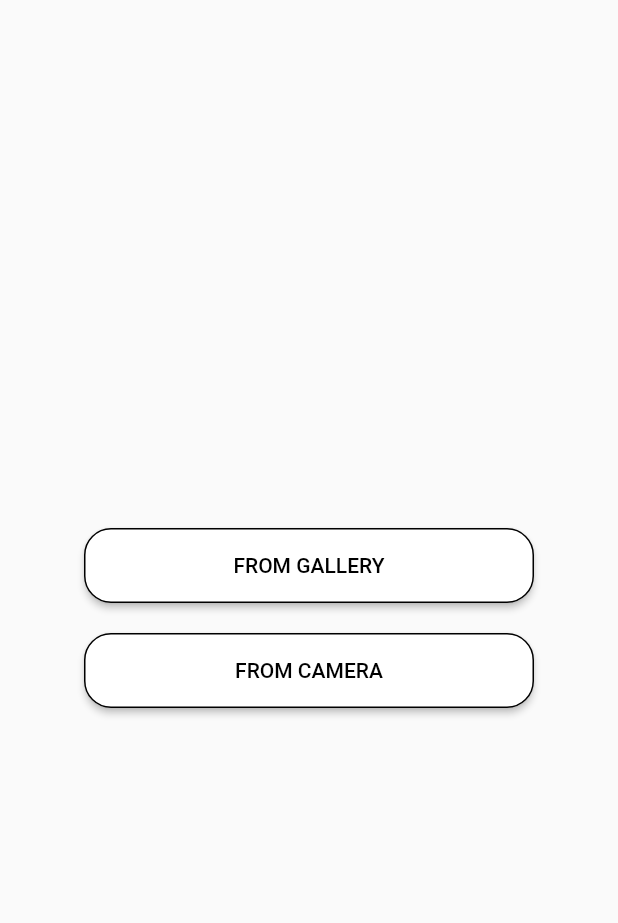
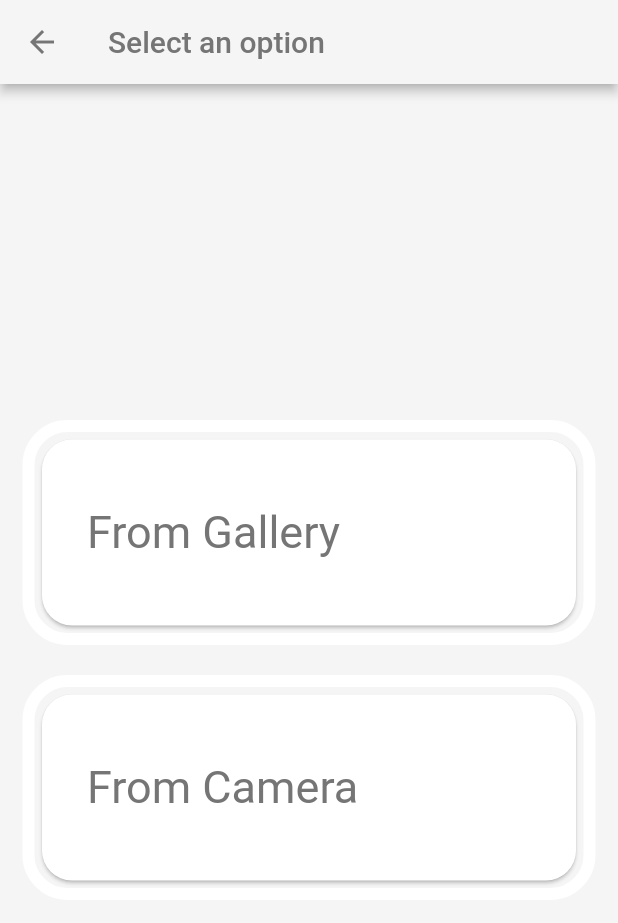
Before and after one commit to SilentCruzer/Lumos, a Flutter app: the ColorBlindHome screen opened directly, on a phone screen of 412 x 824 dp. Shown: the top 923 px of the screen. Run offline on Flutter 3.47's test engine with Material 2 defaults, Android fonts, the phone set to English and light mode, and no system bars; our stand-ins replace camera, flutter_icons, flutter_tts, geolocator, hexcolor, image_picker and 4 more; missing offline and left inert: animated_splash, colornames, shake, simple_ocr_plugin, telephony, tflite; accounts and stored records are empty.

Commit message:
Minor UI changes in color blind screen

```diff
--- a/lib/screens/color_blind/color_blind_home.dart
+++ b/lib/screens/color_blind/color_blind_home.dart
@@ -51,49 +51,104 @@ class _ColorBlindHomeState extends State<ColorBlindHome> {
   @override
   Widget build(BuildContext context) {
     return Scaffold(
+      backgroundColor: Colors.grey[100],
+      appBar: AppBar(
+        backgroundColor: Colors.grey[100],
+        elevation: 3,
+        title: Text(
+          'Select an option',
+          style: TextStyle(color: Colors.grey[600]),
+        ),
+        leading:
+          IconButton(
+            icon: Icon(
+              Icons.arrow_back,
+              color: Colors.grey[600],
+            ),
+            onPressed: () {},
+          ),
+      ),
       body: Center(
         child: SingleChildScrollView(
+          child: Padding(
+            padding: const EdgeInsets.only( left: 15.0, right: 15.0),
             child: Column(
               mainAxisAlignment: MainAxisAlignment.center,
               children: <Widget>[
-              Container(
-                width: 300,
-                height: 50,
-                child: ElevatedButton(
-                  onPressed: () => getImage(ImgSource.Gallery),
-                  style: ButtonStyle(
-                      backgroundColor: MaterialStateProperty.all<Color>(Colors.white),
-                      shape: MaterialStateProperty.all<RoundedRectangleBorder>(
-                          RoundedRectangleBorder(
-                              borderRadius: BorderRadius.circular(18.0),
-                              side: BorderSide(color: Colors.black)
+                InkWell(
+                  onTap: () => getImage(ImgSource.Gallery),
+                  child: Container(
+                    height: 150,
+                    width: double.infinity,
+                    decoration: BoxDecoration(
+                      border: Border.all(
+                        color: Colors.white,
+                        width: 8,
+                      ),
+                      borderRadius: BorderRadius.circular(30),
+                    ),
+                    child:Padding(
+                      padding: const EdgeInsets.all(1.0),
+                      child: Card(
+                        shape: RoundedRectangleBorder(borderRadius: BorderRadius.circular(20)),
+                        child: Padding(
+                            padding: const EdgeInsets.all(10.0),
+                            child: Row(
+                              children: <Widget>[
+                                Padding(
+                                  padding: const EdgeInsets.all(20.0),
+                                  child: new Container(
+                                    child: new Text('From Gallery',
+                                      style: TextStyle(
+                                          color: Colors.grey[600],
+                                          fontSize: 30
+                                      ),
+                                    ),
+                                  ),
                                 )
+                              ],
                             )
                         ),
-                  child: Text(
-                    "From Gallery".toUpperCase(),
-                    style: TextStyle(color: Colors.black),
+                      ),
                     ),
                   ),
                 ),
                 SizedBox(height: 20,),
-              Container(
-                width: 300,
-                height: 50,
-                child: ElevatedButton(
-                  onPressed: () => getImage(ImgSource.Camera),
-                  style: ButtonStyle(
-                      backgroundColor: MaterialStateProperty.all<Color>(Colors.white),
-                      shape: MaterialStateProperty.all<RoundedRectangleBorder>(
-                          RoundedRectangleBorder(
-                              borderRadius: BorderRadius.circular(18.0),
-                              side: BorderSide(color: Colors.black)
+                InkWell(
+                  onTap: () => getImage(ImgSource.Camera),
+                  child: Container(
+                    height: 150,
+                    width: double.infinity,
+                    decoration: BoxDecoration(
+                      border: Border.all(
+                        color: Colors.white,
+                        width: 8,
+                      ),
+                      borderRadius: BorderRadius.circular(30),
+                    ),
+                    child:Padding(
+                      padding: const EdgeInsets.all(1.0),
+                      child: Card(
+                        shape: RoundedRectangleBorder(borderRadius: BorderRadius.circular(20)),
+                        child: Padding(
+                            padding: const EdgeInsets.all(10.0),
+                            child: Row(
+                              children: <Widget>[
+                                Padding(
+                                  padding: const EdgeInsets.all(20.0),
+                                  child: new Container(
+                                    child: new Text('From Camera',
+                                      style: TextStyle(
+                                          color: Colors.grey[600],
+                                          fontSize: 30
+                                      ),
+                                    ),
+                                  ),
                                 )
+                              ],
                             )
                         ),
-                  child: Text(
-                    "From Camera".toUpperCase(),
-                    style: TextStyle(color: Colors.black),
+                      ),
                     ),
                   ),
                 ),
@@ -101,6 +156,7 @@ class _ColorBlindHomeState extends State<ColorBlindHome> {
             ),
           ),
         ),
+      ),
     );
   }
 }
--- a/lib/screens/color_blind/screens/image_color.dart
+++ b/lib/screens/color_blind/screens/image_color.dart
@@ -42,7 +42,7 @@ class _ImageColorState extends State<ImageColor> {
   @override
   Widget build(BuildContext context) {
     return Scaffold(
-      backgroundColor: Colors.grey[900],
+      backgroundColor: Colors.grey[100],
       body: StreamBuilder(
           initialData: Colors.green[500],
           stream: _stateController.stream,
@@ -55,10 +55,10 @@ class _ImageColorState extends State<ImageColor> {
                   child: Row(
                     mainAxisAlignment: MainAxisAlignment.start,
                     children: <Widget>[
-                      IconButton(onPressed: () => {Navigator.pop(context)}, icon: Icon(Icons.arrow_back), color: Colors.white,),
+                      IconButton(onPressed: () => {Navigator.pop(context)}, icon: Icon(Icons.arrow_back), color: Colors.grey[600],),
                       SizedBox(width: 80,),
                       Text("Image Color Picker", style: TextStyle(
-                        color: Colors.white
+                        color: Colors.grey[600]
                       ),),
                     ],
                   ),
```
Lines whose indentation alone changed are shown as unchanged.
